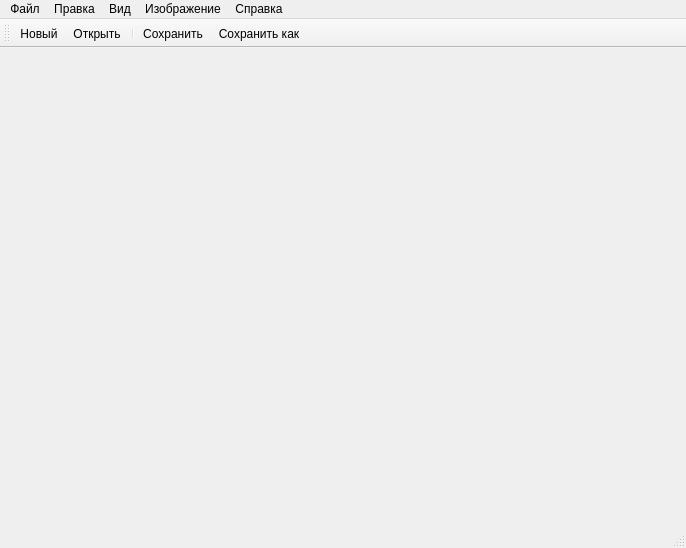
gil9red/fake-painter, file mainwindow.ui: the form before one commit.
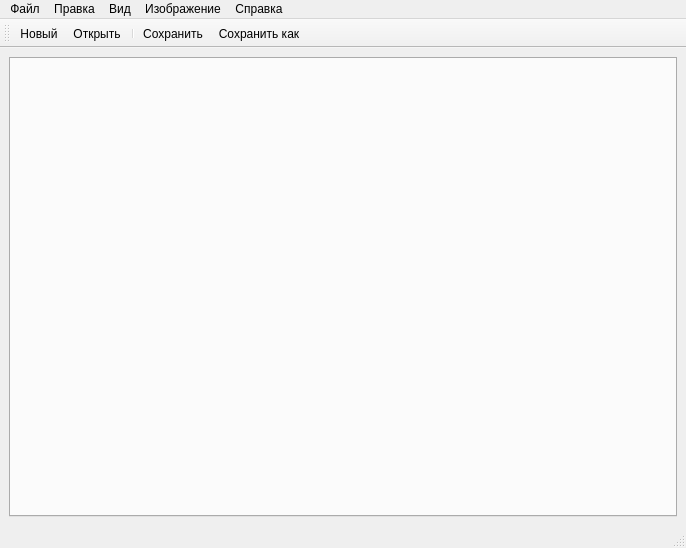
The form after the commit.

Patch:
```diff
--- a/mainwindow.ui
+++ b/mainwindow.ui
@@ -22,23 +22,10 @@
      <number>9</number>
     </property>
     <item>
-     <widget class="QScrollArea" name="scrollArea">
-      <property name="frameShape">
-       <enum>QFrame::NoFrame</enum>
+     <widget class="QTabWidget" name="tabWidget">
+      <property name="currentIndex">
+       <number>-1</number>
       </property>
-      <property name="widgetResizable">
-       <bool>true</bool>
-      </property>
-      <widget class="QWidget" name="scrollAreaWidgetContents">
-       <property name="geometry">
-        <rect>
-         <x>0</x>
-         <y>0</y>
-         <width>668</width>
-         <height>466</height>
-        </rect>
-       </property>
-      </widget>
      </widget>
     </item>
    </layout>
```
Left out of the diff: 2 changed lines with no effect on the pictures.
